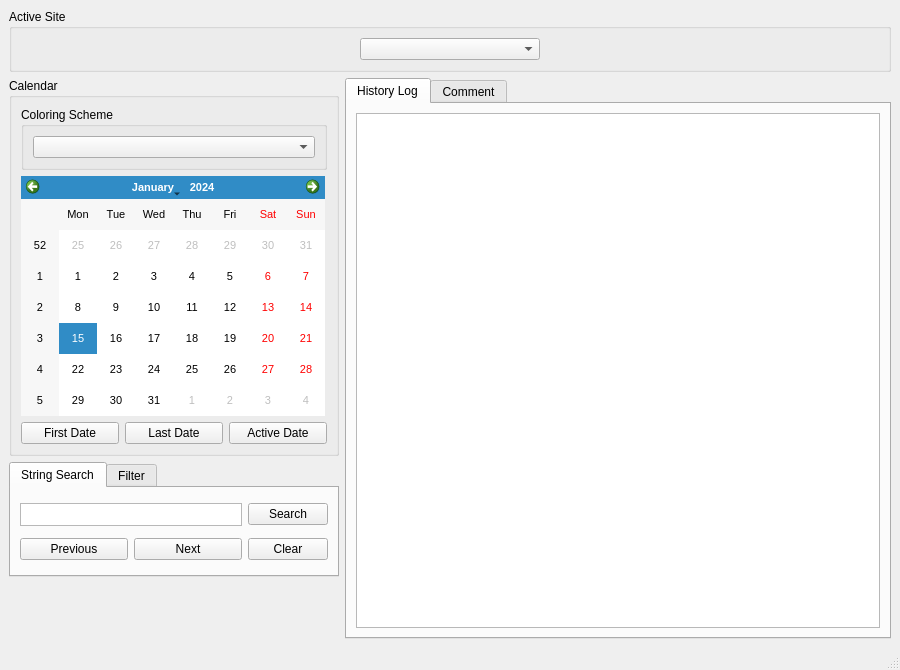
Before: the Qt Designer form resources/ui_mainwindow.ui in komministern/gca_analysis_tool, drawn with Qt 5.
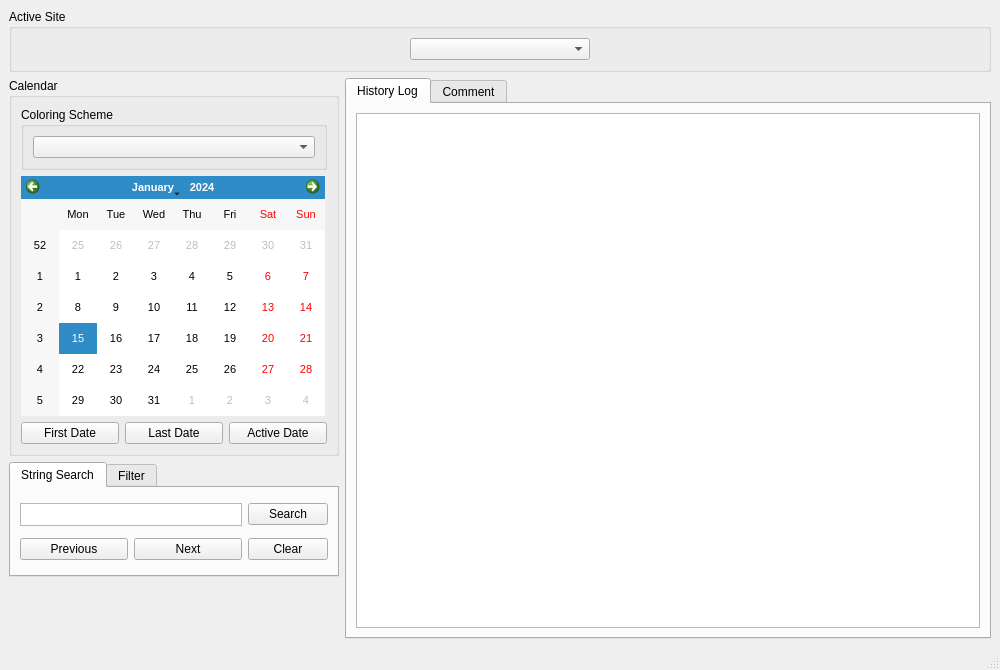
After: the same form once the commit is applied.

Patch:
```diff
--- a/resources/ui_mainwindow.ui
+++ b/resources/ui_mainwindow.ui
@@ -6,7 +6,7 @@
    <rect>
     <x>0</x>
     <y>0</y>
-    <width>900</width>
+    <width>1000</width>
     <height>670</height>
    </rect>
   </property>
```
Left out of the diff: 4 changed lines with no effect on the pictures.
